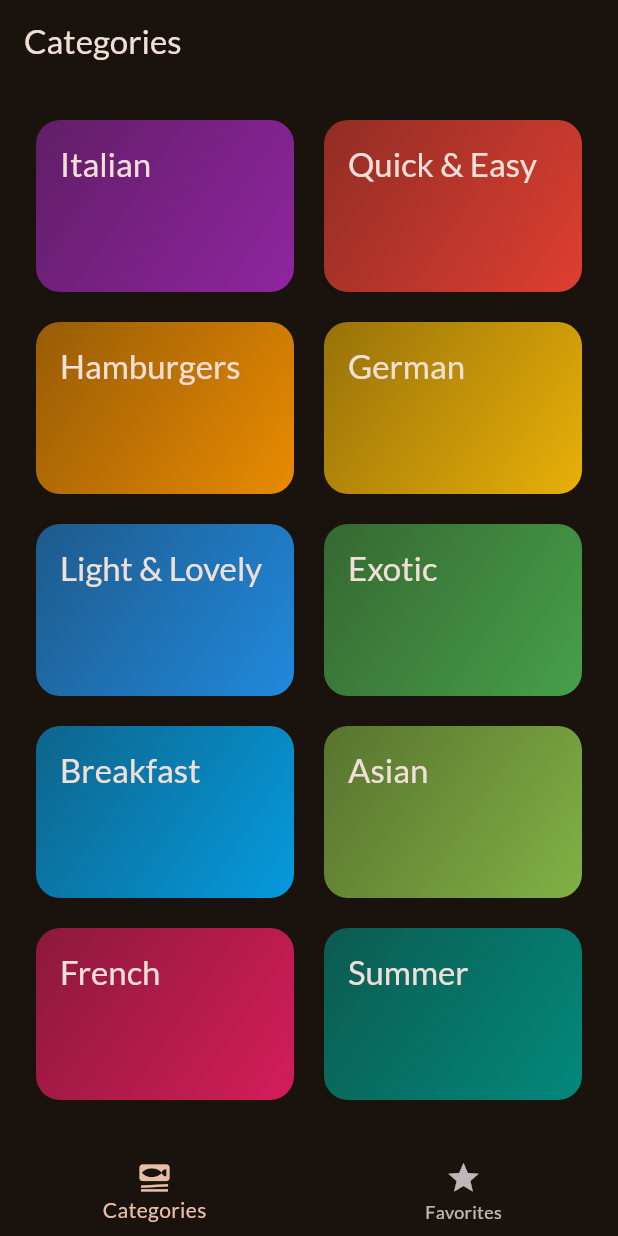
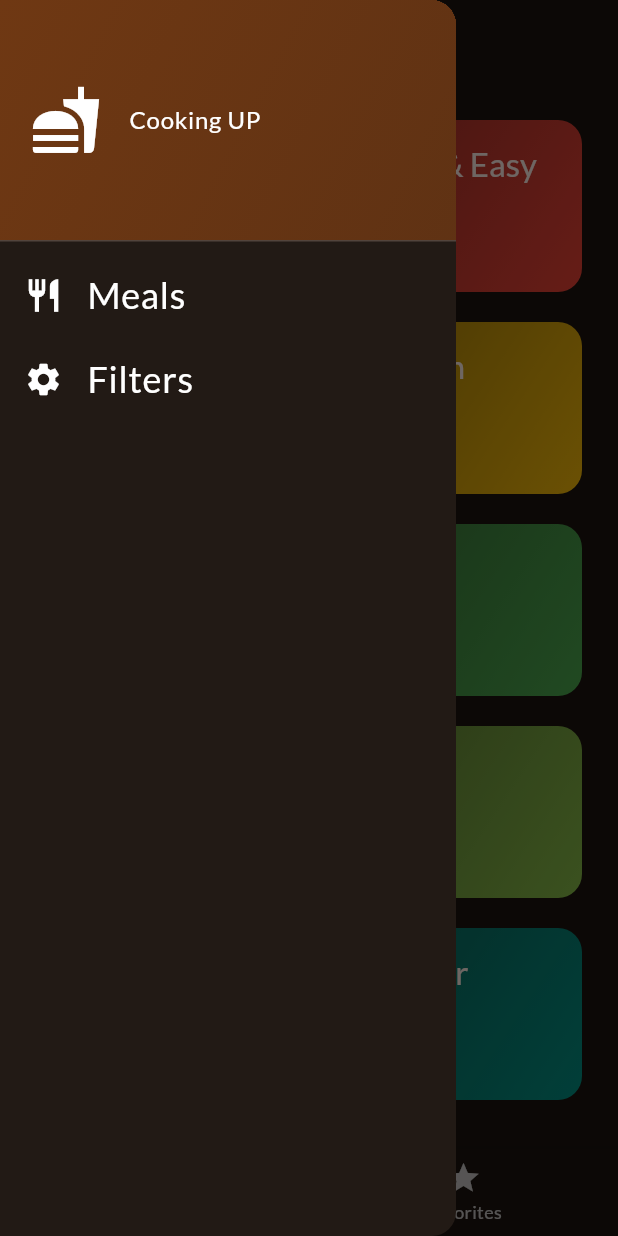
Before and after one commit to VesaGorani00/MealsApp, a Flutter app: the screen it shows after launch, with the side drawer open (before the commit the screen has no drawer), on a phone screen of 412 x 824 dp. Run offline on Flutter 3.47's test engine with Material 3 defaults, Android fonts, the phone set to English and light mode, and no system bars; our stand-ins replace google_fonts, transparent_image.

Commit message:
Filtering(Site Drawer)

```diff
--- a/lib/screens/tabs.dart
+++ b/lib/screens/tabs.dart
@@ -4,6 +4,7 @@ import 'package:meals/main.dart';
 import 'package:meals/screens/categories.dart';
 import 'package:meals/screens/meals.dart';
 import 'package:meals/models/meal.dart';
+import 'package:meals/widgets/main_drawer.dart';
 
 class TabsScreen extends StatefulWidget {
   const TabsScreen({super.key});
@@ -18,36 +19,62 @@ class _TabsScreenState extends State<TabsScreen> {
   int _selectedPageIndex = 0;
   final List<Meal> favoriteMeals = [];
 
+  void showInfoMessage(String message) {
+    ScaffoldMessenger.of(context).clearSnackBars();
+    ScaffoldMessenger.of(context).showSnackBar(
+        SnackBar(
+          content: Text(message),));
+  }
+
   void _toggleMealFavoriteStatus(Meal meal) {
     final isExisting = favoriteMeals.contains(meal);
 
-    if(isExisting){
+    if (isExisting) {
+      setState(() {
         favoriteMeals.remove(meal);
+      });
+      showInfoMessage('Meal is no longer a favorite');
+    } else {
+      setState(() {
         favoriteMeals.add(meal);
+        showInfoMessage('Marked as favorite');
+      });
     }
   }
 
   //this updates the selected page from the index it gets (int index)
-  void _selectPage(int index){
+  void _selectPage(int index) {
     setState(() {
       _selectedPageIndex = index;
     });
   }
 
+  void setScreen(String identifier){
+    if (identifier == 'filters'){
+
+    }else{
+      Navigator.of(context).pop(); //this closes the drawer when we go in another page
+    }
+  }
+
   @override
   Widget build(BuildContext context) {
-    Widget activePage = CategoriesScreen(onToggleFavorite: _toggleMealFavoriteStatus,);
+    Widget activePage = CategoriesScreen(
+      onToggleFavorite: _toggleMealFavoriteStatus,
+    );
     var activePageTitle = 'Categories';
 
-    if(_selectedPageIndex == 1){
-      activePage = MealsScreen(meals: [], onToggleFavorite: (Meal meal) {  },);
+    if (_selectedPageIndex == 1) {
+      activePage = MealsScreen(
+        meals: favoriteMeals,
+        onToggleFavorite: (Meal meal) {},
+      );
       activePageTitle = 'Favorites';
     }
 
     return Scaffold(
-      appBar: AppBar(
-        title: Text(activePageTitle),
-      ),
+      appBar: AppBar(title: Text(activePageTitle)),
+      drawer: MainDrawer(onSelectScreen: setScreen,),
       body: activePage,
       bottomNavigationBar: BottomNavigationBar(
         onTap: _selectPage,
@@ -57,11 +84,9 @@ class _TabsScreenState extends State<TabsScreen> {
             icon: Icon(Icons.set_meal),
             label: 'Categories',
           ),
-            BottomNavigationBarItem(
-              icon: Icon(Icons.star),
-              label: 'Favorites',
+          BottomNavigationBarItem(icon: Icon(Icons.star), label: 'Favorites'),
+        ],
       ),
-          ]),
     );
   }
 }
--- /dev/null
+++ b/lib/widgets/main_drawer.dart
@@ -0,0 +1,57 @@
+import 'package:flutter/material.dart';
+
+class MainDrawer extends StatelessWidget{
+  const MainDrawer({super.key, required this.onSelectScreen});
+
+  final void Function(String identifier) onSelectScreen ;
+
+  @override
+  Widget build(BuildContext context) {
+    return Drawer(
+      child: Column(
+        children: [
+          DrawerHeader(
+              padding: EdgeInsets.all(20),
+              decoration: BoxDecoration(
+                gradient: LinearGradient(
+                    colors: [
+                      Theme.of(context).colorScheme.primaryContainer,
+                      Theme.of(context).colorScheme.primaryContainer.withOpacity(0.8)
+                    ],
+                  begin: Alignment.topLeft,
+                  end: Alignment.bottomRight,
+                )
+              ),
+              child: Row(
+                children: [
+                  Icon(Icons.fastfood, size: 48, color: Colors.white,),
+                  SizedBox(width: 18,),
+                  Text('Cooking UP', style: TextStyle(color: Colors.white),),
+                ],
+              ),
+          ),
+          ListTile(
+            leading: Icon( //leading na lejon me vendos icon para nje teksti
+              Icons.restaurant, size: 26, color: Colors.white,
+            ),
+            title: Text('Meals', style: TextStyle(color: Colors.white,fontSize: 24),
+            ),
+            onTap: () {
+              onSelectScreen('meals');
+            },
+          ),
+          ListTile(
+            leading: Icon( //leading na lejon me vendos icon para nje teksti
+              Icons.settings, size: 26, color: Colors.white,
+            ),
+            title: Text('Filters', style: TextStyle(color: Colors.white,fontSize: 24),
+            ),
+            onTap: () {
+              onSelectScreen('filters');
+            },
+          )
+        ],
+      ),
+    );
+  }
+}
```
Also changed, not shown: lib/screens/filters.dart (added, +42 -0 lines). Lines whose indentation alone changed are shown as unchanged.
